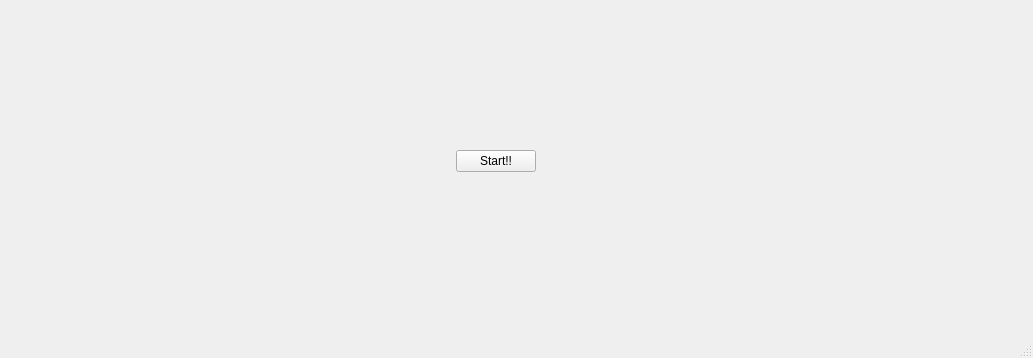
Old version of the form start/mainwindow.ui in the repository t200d109/soft3; both pictures show x 0 to 1033 and y 319 to 677 of the 1033 by 677 pixel window.
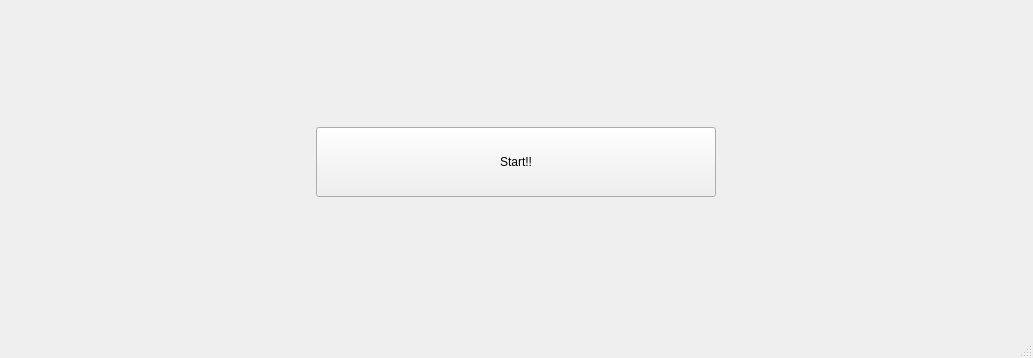
New version of the form. The open tabs and pages were chosen to show the change.

```diff
--- a/start/mainwindow.ui
+++ b/start/mainwindow.ui
@@ -14,32 +14,55 @@
    <string>MainWindow</string>
   </property>
   <widget class="QWidget" name="centralwidget">
-   <layout class="QVBoxLayout" name="verticalLayout_2">
+   <layout class="QVBoxLayout" name="verticalLayout_3">
     <item>
      <widget class="QStackedWidget" name="stackedWidget">
       <widget class="QWidget" name="page">
+       <layout class="QVBoxLayout" name="verticalLayout_2">
+        <item>
+         <layout class="QHBoxLayout" name="horizontalLayout_6">
+          <item>
+           <spacer name="horizontalSpacer_8">
+            <property name="orientation">
+             <enum>Qt::Horizontal</enum>
+            </property>
+            <property name="sizeHint" stdset="0">
+             <size>
+              <width>40</width>
+              <height>20</height>
+             </size>
+            </property>
+           </spacer>
+          </item>
+          <item>
        <widget class="QLabel" name="label">
-        <property name="geometry">
-         <rect>
-          <x>200</x>
-          <y>90</y>
-          <width>581</width>
-          <height>191</height>
-         </rect>
+            <property name="minimumSize">
+             <size>
+              <width>700</width>
+              <height>300</height>
+             </size>
         </property>
         <property name="text">
          <string/>
         </property>
        </widget>
-       <widget class="QWidget" name="">
-        <property name="geometry">
-         <rect>
-          <x>110</x>
-          <y>410</y>
-          <width>754</width>
-          <height>121</height>
-         </rect>
-        </property>
+          </item>
+          <item>
+           <spacer name="horizontalSpacer_9">
+            <property name="orientation">
+             <enum>Qt::Horizontal</enum>
+            </property>
+            <property name="sizeHint" stdset="0">
+             <size>
+              <width>40</width>
+              <height>20</height>
+             </size>
+            </property>
+           </spacer>
+          </item>
+         </layout>
+        </item>
+        <item>
         <layout class="QVBoxLayout" name="verticalLayout">
          <item>
           <spacer name="verticalSpacer">
@@ -70,7 +93,13 @@
             </spacer>
            </item>
            <item>
-            <widget class="QPushButton" name="pushButton">
+             <widget class="QPushButton" name="startbutton">
+              <property name="minimumSize">
+               <size>
+                <width>400</width>
+                <height>70</height>
+               </size>
+              </property>
              <property name="text">
               <string>Start!!</string>
              </property>
@@ -105,7 +134,8 @@
           </spacer>
          </item>
         </layout>
-       </widget>
+        </item>
+       </layout>
       </widget>
       <widget class="QWidget" name="page_2">
        <widget class="QLabel" name="imagelabel1">
```
Left out of the diff: 94 changed lines with no effect on the pictures. Lines whose indentation alone changed are shown as unchanged.
